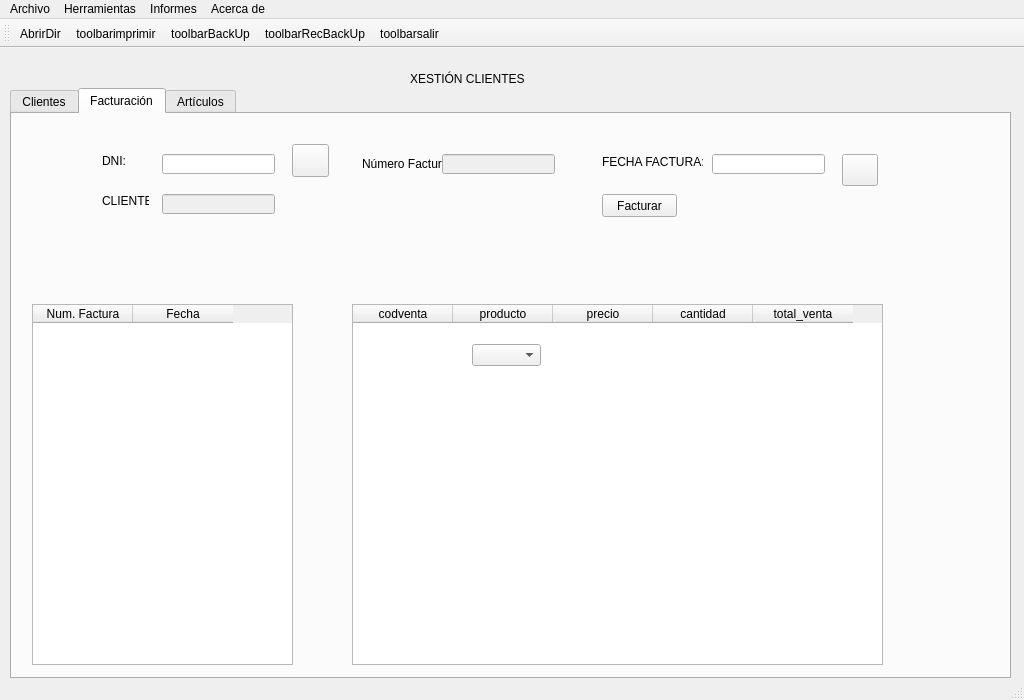
The window that window.ui (AdrianFernandezPerez/fernandezperez) describes before a commit, drawn with Qt 5.
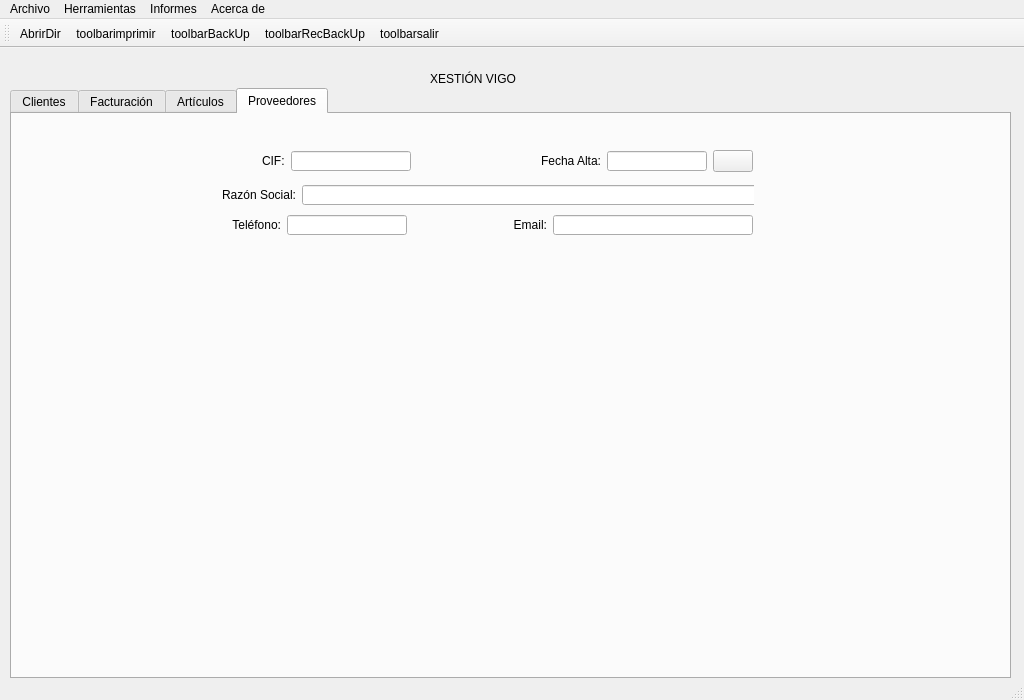
The same window after the commit. Icons and pictures are not drawn.

Commit message: Añadiendo proveedores

```diff
--- a/window.ui
+++ b/window.ui
@@ -24,7 +24,7 @@
      </rect>
     </property>
     <property name="currentIndex">
-     <number>1</number>
+     <number>3</number>
     </property>
     <widget class="QWidget" name="tab">
      <attribute name="title">
@@ -1121,13 +1121,242 @@
       </column>
      </widget>
     </widget>
+    <widget class="QWidget" name="tab_4">
+     <attribute name="title">
+      <string>Proveedores</string>
+     </attribute>
+     <widget class="QWidget" name="">
+      <property name="geometry">
+       <rect>
+        <x>250</x>
+        <y>30</y>
+        <width>491</width>
+        <height>34</height>
+       </rect>
+      </property>
+      <layout class="QHBoxLayout" name="horizontalLayout_7">
+       <item>
+        <widget class="QLabel" name="label">
+         <property name="text">
+          <string>CIF:</string>
+         </property>
+        </widget>
+       </item>
+       <item>
+        <widget class="QLineEdit" name="txtCif">
+         <property name="minimumSize">
+          <size>
+           <width>120</width>
+           <height>20</height>
+          </size>
+         </property>
+         <property name="maximumSize">
+          <size>
+           <width>120</width>
+           <height>20</height>
+          </size>
+         </property>
+        </widget>
+       </item>
+       <item>
+        <spacer name="horizontalSpacer">
+         <property name="orientation">
+          <enum>Qt::Horizontal</enum>
+         </property>
+         <property name="sizeHint" stdset="0">
+          <size>
+           <width>40</width>
+           <height>20</height>
+          </size>
+         </property>
+        </spacer>
+       </item>
+       <item>
+        <widget class="QLabel" name="label_3">
+         <property name="text">
+          <string>Fecha Alta:</string>
+         </property>
+         <property name="alignment">
+          <set>Qt::AlignRight|Qt::AlignTrailing|Qt::AlignVCenter</set>
+         </property>
+        </widget>
+       </item>
+       <item>
+        <widget class="QLineEdit" name="txtFechaprov">
+         <property name="minimumSize">
+          <size>
+           <width>100</width>
+           <height>20</height>
+          </size>
+         </property>
+         <property name="maximumSize">
+          <size>
+           <width>100</width>
+           <height>20</height>
+          </size>
+         </property>
+        </widget>
+       </item>
+       <item>
+        <widget class="QPushButton" name="btnCalendarpro">
+         <property name="text">
+          <string/>
+         </property>
+         <property name="icon">
+          <iconset>
+           <normaloff>img/calendar.png</normaloff>img/calendar.png</iconset>
+         </property>
+         <property name="iconSize">
+          <size>
+           <width>24</width>
+           <height>24</height>
+          </size>
+         </property>
+         <property name="shortcut">
+          <string/>
+         </property>
+         <property name="checkable">
+          <bool>false</bool>
+         </property>
+         <property name="autoRepeat">
+          <bool>false</bool>
+         </property>
+         <property name="autoExclusive">
+          <bool>false</bool>
+         </property>
+         <property name="autoDefault">
+          <bool>false</bool>
+         </property>
+         <property name="default">
+          <bool>false</bool>
+         </property>
+         <property name="flat">
+          <bool>false</bool>
+         </property>
+        </widget>
+       </item>
+      </layout>
+     </widget>
+     <widget class="QWidget" name="">
+      <property name="geometry">
+       <rect>
+        <x>210</x>
+        <y>70</y>
+        <width>532</width>
+        <height>22</height>
+       </rect>
+      </property>
+      <layout class="QHBoxLayout" name="horizontalLayout_12">
+       <item>
+        <widget class="QLabel" name="label_2">
+         <property name="text">
+          <string>Razón Social:</string>
+         </property>
+        </widget>
+       </item>
+       <item>
+        <widget class="QLineEdit" name="txtNomprov">
+         <property name="minimumSize">
+          <size>
+           <width>460</width>
+           <height>20</height>
+          </size>
+         </property>
+         <property name="maximumSize">
+          <size>
+           <width>460</width>
+           <height>20</height>
+          </size>
+         </property>
+        </widget>
+       </item>
+      </layout>
+     </widget>
+     <widget class="QWidget" name="">
+      <property name="geometry">
+       <rect>
+        <x>220</x>
+        <y>100</y>
+        <width>521</width>
+        <height>22</height>
+       </rect>
+      </property>
+      <layout class="QHBoxLayout" name="horizontalLayout_13">
+       <item>
+        <widget class="QLabel" name="label_4">
+         <property name="text">
+          <string>Teléfono:</string>
+         </property>
+         <property name="alignment">
+          <set>Qt::AlignRight|Qt::AlignTrailing|Qt::AlignVCenter</set>
+         </property>
+        </widget>
+       </item>
+       <item>
+        <widget class="QLineEdit" name="txtTelefono">
+         <property name="minimumSize">
+          <size>
+           <width>120</width>
+           <height>20</height>
+          </size>
+         </property>
+         <property name="maximumSize">
+          <size>
+           <width>120</width>
+           <height>20</height>
+          </size>
+         </property>
+        </widget>
+       </item>
+       <item>
+        <spacer name="horizontalSpacer_3">
+         <property name="orientation">
+          <enum>Qt::Horizontal</enum>
+         </property>
+         <property name="sizeHint" stdset="0">
+          <size>
+           <width>40</width>
+           <height>20</height>
+          </size>
+         </property>
+        </spacer>
+       </item>
+       <item>
+        <widget class="QLabel" name="label_5">
+         <property name="text">
+          <string>Email:</string>
+         </property>
+         <property name="alignment">
+          <set>Qt::AlignRight|Qt::AlignTrailing|Qt::AlignVCenter</set>
+         </property>
+        </widget>
+       </item>
+       <item>
+        <widget class="QLineEdit" name="txtEmail">
+         <property name="minimumSize">
+          <size>
+           <width>200</width>
+           <height>20</height>
+          </size>
+         </property>
+         <property name="maximumSize">
+          <size>
+           <width>200</width>
+           <height>20</height>
+          </size>
+         </property>
+        </widget>
+       </item>
+      </layout>
+     </widget>
+    </widget>
    </widget>
    <widget class="QLabel" name="lblClientes">
     <property name="geometry">
      <rect>
-      <x>410</x>
+      <x>430</x>
       <y>10</y>
-      <width>211</width>
+      <width>191</width>
       <height>41</height>
      </rect>
     </property>
@@ -1135,7 +1364,7 @@
      <string notr="true">font: 75 italic 18pt &quot;Noto Sans&quot;;</string>
     </property>
     <property name="text">
-     <string>XESTIÓN CLIENTES</string>
+     <string>XESTIÓN VIGO</string>
     </property>
    </widget>
   </widget>
```
The commit also changes 2 other files.
